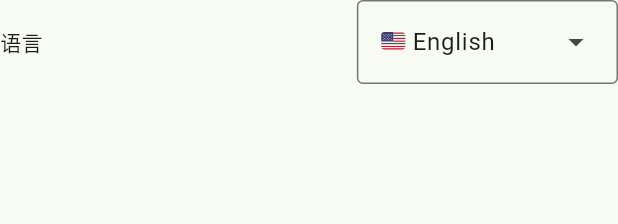
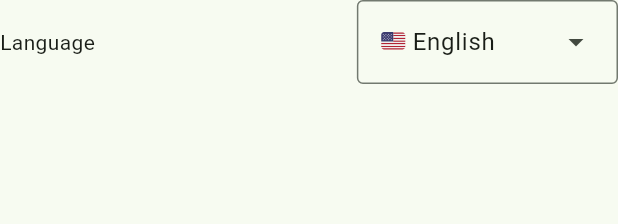
Before and after one commit to yuanzui-cf/grassh, a Flutter app: the GlobalSettings widget shown alone on an empty page, opened directly, on a phone screen of 412 x 824 dp. Shown: the top 224 px of the screen. Run offline on Flutter 3.47's test engine with Material 3 defaults, Android fonts, the phone set to English and light mode, and no system bars; our stand-ins replace package_info_plus; missing offline and left inert: toml, window_manager; generated files the repository leaves out were written again.

Commit message:
feat: Translation of "language"

```diff
--- a/lib/l10n/app_en.arb
+++ b/lib/l10n/app_en.arb
@@ -6,5 +6,6 @@
   "menu_settings": "Setting",
   "page_settings_tab_global": "Global",
   "page_settings_tab_sync": "Sync",
-  "page_settings_tab_about": "About"
+  "page_settings_tab_about": "About",
+  "page_settings_global_language": "Language"
 }
--- a/lib/l10n/app_zh.arb
+++ b/lib/l10n/app_zh.arb
@@ -27,5 +27,9 @@
   "page_settings_tab_about": "关于",
   "@page_settings_tab_about": {
     "description": "设置页面 Tab - 关于"
+  },
+  "page_settings_global_language": "语言",
+  "@page_settings_global_language": {
+    "description": "设置页面 - 通用 - 语言"
   }
 }
--- a/lib/l10n/app_zh_CN.arb
+++ b/lib/l10n/app_zh_CN.arb
@@ -6,5 +6,6 @@
   "menu_settings": "设置",
   "page_settings_tab_global": "通用",
   "page_settings_tab_sync": "同步",
-  "page_settings_tab_about": "关于"
+  "page_settings_tab_about": "关于",
+  "page_settings_global_language": "语言"
 }
--- a/lib/l10n/app_zh_TW.arb
+++ b/lib/l10n/app_zh_TW.arb
@@ -6,5 +6,6 @@
   "menu_settings": "設定",
   "page_settings_tab_global": "一般",
   "page_settings_tab_sync": "同步",
-  "page_settings_tab_about": "關於"
+  "page_settings_tab_about": "關於",
+  "page_settings_global_language": "語言"
 }
--- a/lib/src/pages/settings/global.dart
+++ b/lib/src/pages/settings/global.dart
@@ -22,7 +22,7 @@ class _GlobalSettingsState extends State<GlobalSettings> {
     return ListView(
       children: [
         SettingsOption(
-          name: "语言",
+          name: AppLocalizations.of(context)!.page_settings_global_language,
           options: langs,
           initialOption: Localizations.localeOf(context).toLanguageTag(),
           callback: (e) {
```
